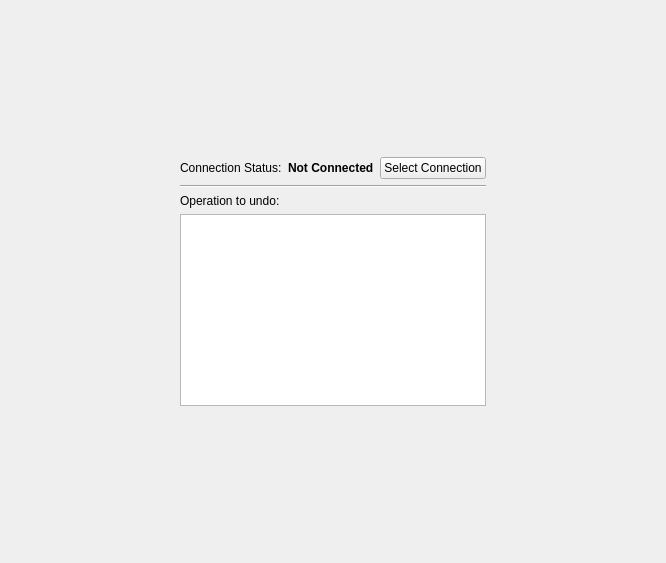
Qt form yali/gui/Ui/rescuepisiwidget.ui (dadas45li/yali) before a commit.
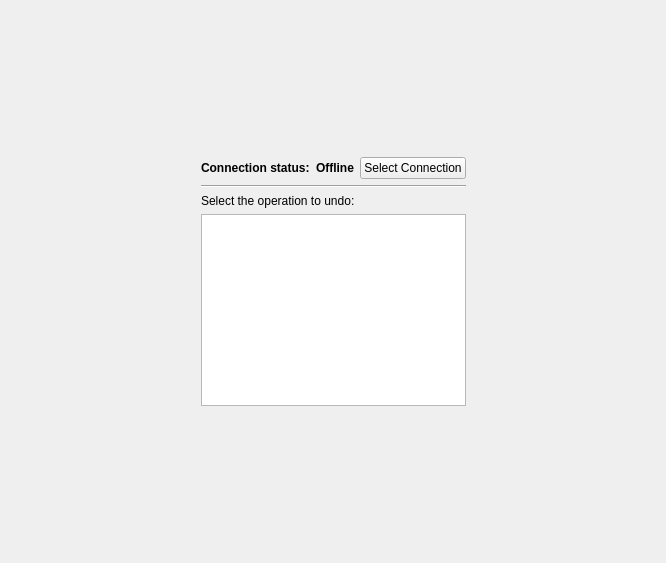
The same form after that commit.

```diff
--- a/yali/gui/Ui/rescuepisiwidget.ui
+++ b/yali/gui/Ui/rescuepisiwidget.ui
@@ -38,7 +38,7 @@
      <item>
       <widget class="QLabel" name="label">
        <property name="text">
-        <string>Connection Status:</string>
+           <string>&lt;b&gt;Connection status:&lt;/b&gt;</string>
        </property>
       </widget>
      </item>
@@ -51,7 +51,7 @@
         </font>
        </property>
        <property name="text">
-        <string>Not Connected</string>
+        <string>Offline</string>
        </property>
       </widget>
      </item>
@@ -98,7 +98,7 @@
         <string notr="true"/>
        </property>
        <property name="text">
-        <string>Operation to undo:</string>
+        <string>Select the operation to undo:</string>
        </property>
        <property name="wordWrap">
         <bool>false</bool>
```
